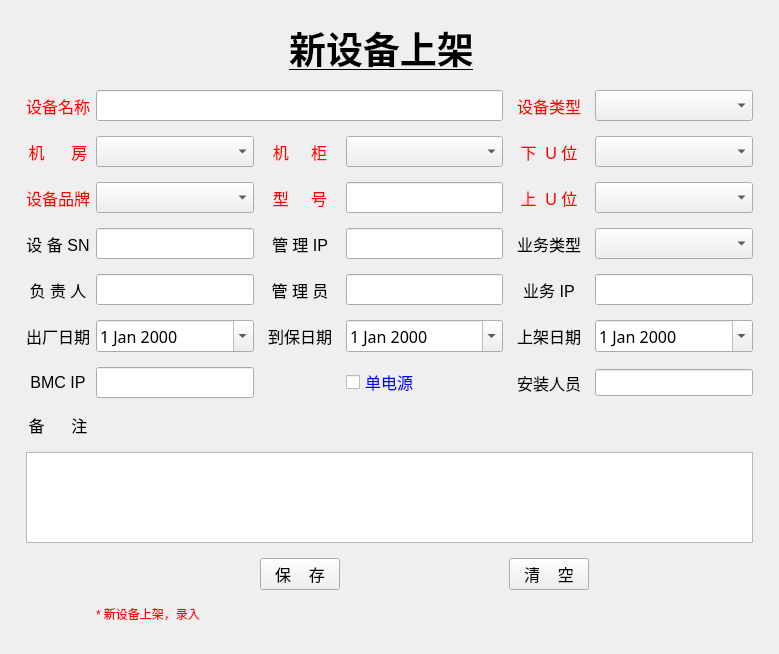
tainyuhong/pyside_machine_system, file ui/upshelf.ui: the form before one commit.
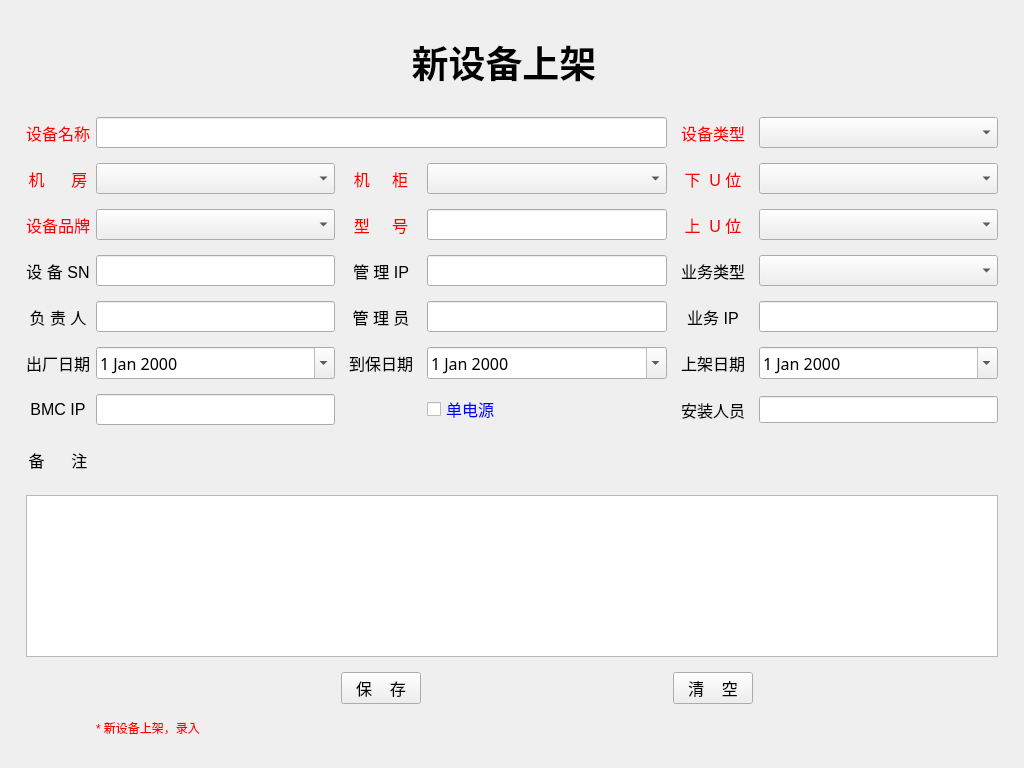
The form after the commit.

Diff of the .ui file:
```diff
--- a/ui/upshelf.ui
+++ b/ui/upshelf.ui
@@ -6,8 +6,8 @@
    <rect>
     <x>0</x>
     <y>0</y>
-    <width>779</width>
-    <height>654</height>
+    <width>1024</width>
+    <height>768</height>
    </rect>
   </property>
   <property name="windowTitle">
@@ -228,7 +228,7 @@
          <family>宋体</family>
          <pointsize>28</pointsize>
          <bold>true</bold>
-         <underline>true</underline>
+         <underline>false</underline>
         </font>
        </property>
        <property name="layoutDirection">
```
